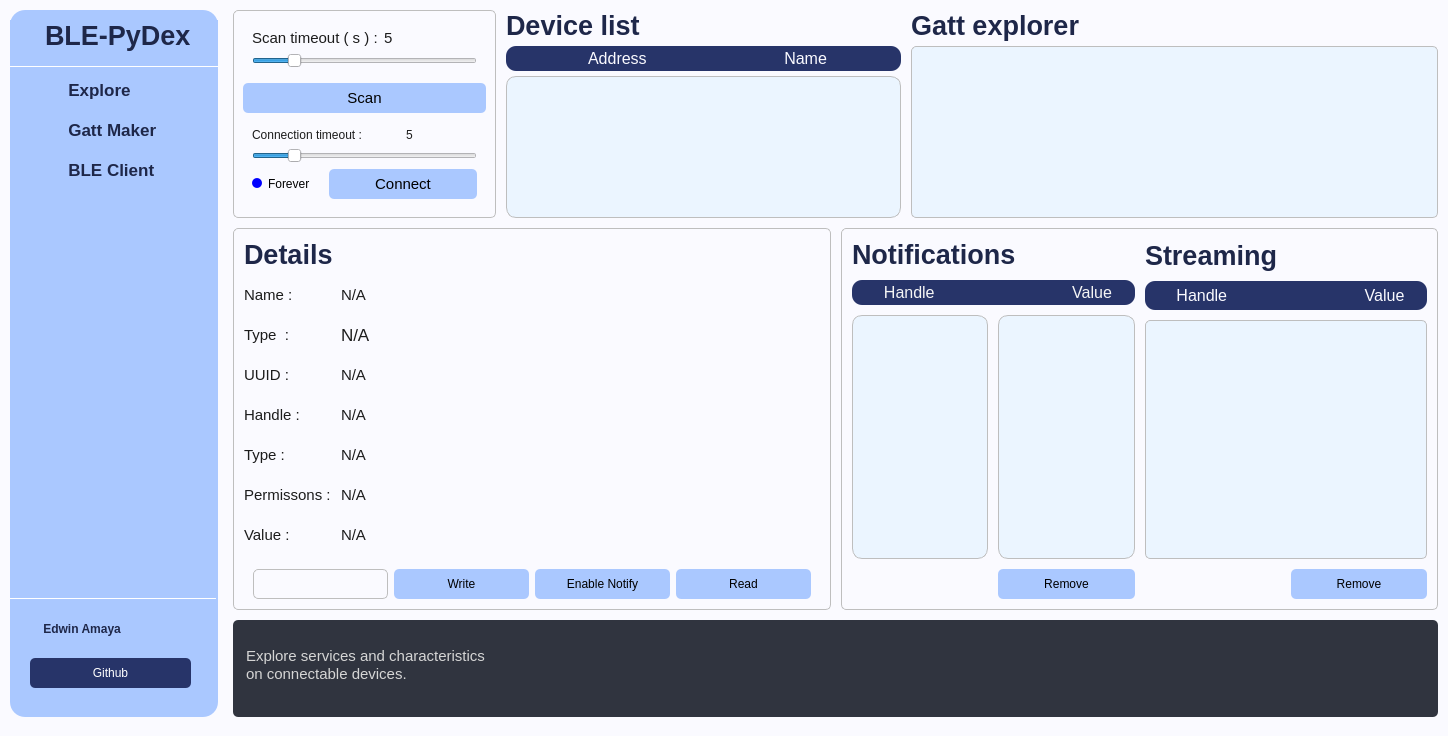
EdwinFairchild/BLE-PyDex, file BLE_GUI.ui: the form before one commit.
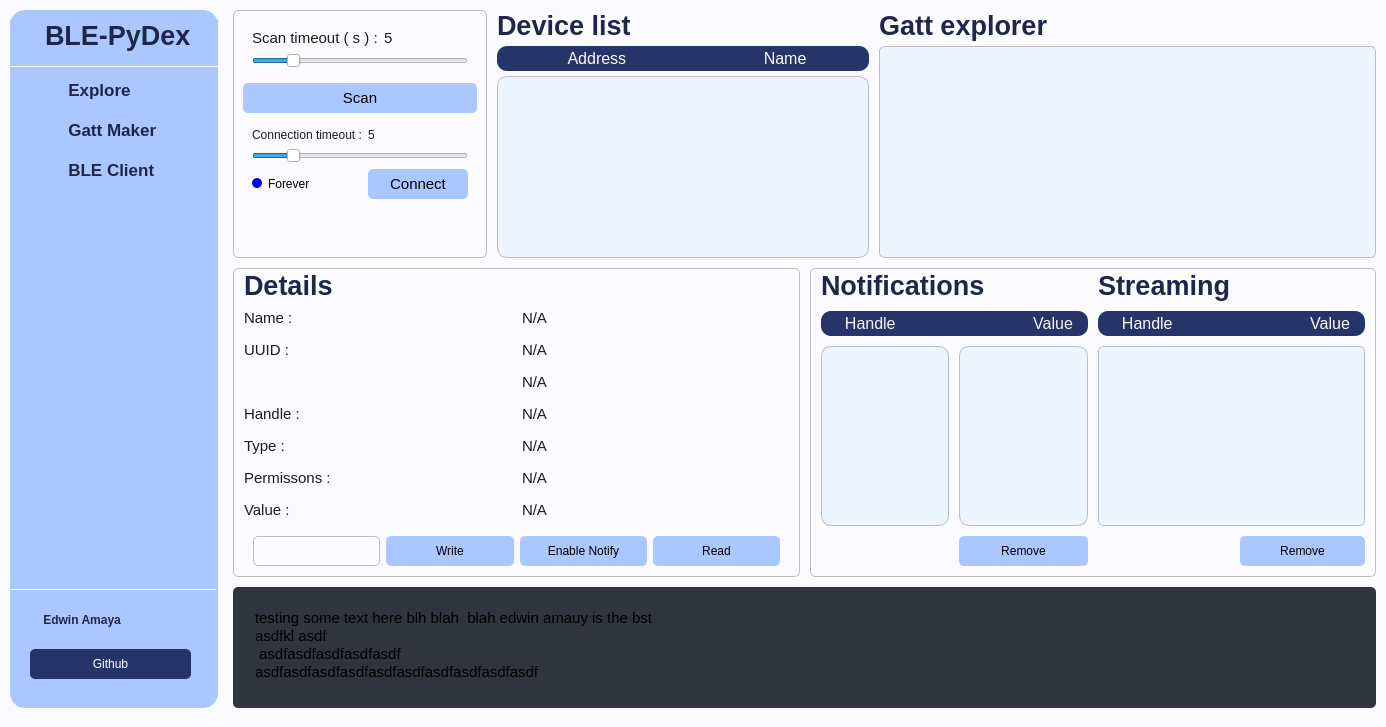
The form after the commit. Custom widgets are drawn as their Qt base class.

Commit message: fixing ble logo color

```diff
--- a/BLE_GUI.ui
+++ b/BLE_GUI.ui
@@ -6,8 +6,8 @@
    <rect>
     <x>0</x>
     <y>0</y>
-    <width>1448</width>
-    <height>736</height>
+    <width>1386</width>
+    <height>727</height>
    </rect>
   </property>
   <property name="sizePolicy">
@@ -736,7 +736,7 @@
                       <property name="frameShadow">
                        <enum>QFrame::Raised</enum>
                       </property>
-                      <layout class="QVBoxLayout" name="verticalLayout_8" stretch="0,0,0">
+                      <layout class="QVBoxLayout" name="verticalLayout_8" stretch="0,0,0,0">
                        <property name="sizeConstraint">
                         <enum>QLayout::SetMinAndMaxSize</enum>
                        </property>
@@ -863,16 +863,6 @@
                           <enum>QFrame::Raised</enum>
                          </property>
                          <layout class="QGridLayout" name="gridLayout_6">
-                          <item row="0" column="0" colspan="2">
-                           <widget class="QLabel" name="label_3">
-                            <property name="styleSheet">
-                             <string notr="true">color: rgb(28, 28, 28);</string>
-                            </property>
-                            <property name="text">
-                             <string>Connection timeout :</string>
-                            </property>
-                           </widget>
-                          </item>
                           <item row="1" column="0" colspan="3">
                            <widget class="QSlider" name="timeoutSlider_3">
                             <property name="styleSheet">
@@ -892,7 +882,7 @@
                             </property>
                            </widget>
                           </item>
-                          <item row="2" column="0">
+                          <item row="3" column="0">
                            <widget class="QCheckBox" name="checkBox">
                             <property name="styleSheet">
                              <string notr="true">color: rgb(28, 28, 28);
@@ -927,11 +917,11 @@
                             </property>
                            </widget>
                           </item>
-                          <item row="2" column="1" colspan="2">
+                          <item row="3" column="1" colspan="2">
                            <widget class="QPushButton" name="btnConnect">
                             <property name="minimumSize">
                              <size>
-                              <width>0</width>
+                              <width>100</width>
                               <height>30</height>
                              </size>
                             </property>
@@ -966,7 +956,17 @@
                             </property>
                            </widget>
                           </item>
-                          <item row="0" column="2">
+                          <item row="0" column="0">
+                           <widget class="QLabel" name="label_3">
+                            <property name="styleSheet">
+                             <string notr="true">color: rgb(28, 28, 28);</string>
+                            </property>
+                            <property name="text">
+                             <string>Connection timeout :</string>
+                            </property>
+                           </widget>
+                          </item>
+                          <item row="0" column="1" colspan="2">
                            <widget class="QLabel" name="lblConnectionTime">
                             <property name="styleSheet">
                              <string notr="true">color: rgb(28, 28, 28);</string>
@@ -979,6 +979,22 @@
                          </layout>
                         </widget>
                        </item>
+                       <item>
+                        <spacer name="verticalSpacer_2">
+                         <property name="orientation">
+                          <enum>Qt::Vertical</enum>
+                         </property>
+                         <property name="sizeType">
+                          <enum>QSizePolicy::MinimumExpanding</enum>
+                         </property>
+                         <property name="sizeHint" stdset="0">
+                          <size>
+                           <width>20</width>
+                           <height>40</height>
+                          </size>
+                         </property>
+                        </spacer>
+                       </item>
                       </layout>
                      </widget>
                     </item>
@@ -1074,7 +1090,7 @@
                          </property>
                          <property name="maximumSize">
                           <size>
-                           <width>550</width>
+                           <width>10000</width>
                            <height>1000</height>
                           </size>
                          </property>
@@ -1252,7 +1268,7 @@
                         <number>10</number>
                        </property>
                        <property name="topMargin">
-                        <number>10</number>
+                        <number>1</number>
                        </property>
                        <property name="rightMargin">
                         <number>10</number>
@@ -1272,7 +1288,7 @@
                          <property name="frameShadow">
                           <enum>QFrame::Raised</enum>
                          </property>
-                         <layout class="QGridLayout" name="gridLayout" rowstretch="1,1,1,1,1,1,1,1,1" columnstretch="0,1" rowminimumheight="0,1,1,1,1,1,1,0,0">
+                         <layout class="QGridLayout" name="gridLayout" rowstretch="1,0,0,0,0,0,0,0,0,0" columnstretch="0,0">
                           <property name="leftMargin">
                            <number>0</number>
                           </property>
@@ -1285,10 +1301,13 @@
                           <property name="bottomMargin">
                            <number>0</number>
                           </property>
-                          <property name="spacing">
+                          <property name="horizontalSpacing">
                            <number>10</number>
                           </property>
-                          <item row="7" column="1">
+                          <property name="verticalSpacing">
+                           <number>2</number>
+                          </property>
+                          <item row="8" column="1">
                            <widget class="QPushButton" name="btnLabelValue">
                             <property name="minimumSize">
                              <size>
@@ -1310,29 +1329,7 @@
                             </property>
                            </widget>
                           </item>
-                          <item row="3" column="1">
-                           <widget class="QPushButton" name="btnLabelUUID">
-                            <property name="minimumSize">
-                             <size>
-                              <width>0</width>
-                              <height>30</height>
-                             </size>
-                            </property>
-                            <property name="font">
-                             <font>
-                              <pointsize>11</pointsize>
-                             </font>
-                            </property>
-                            <property name="styleSheet">
-                             <string notr="true">text-align: left;
-color: rgb(28, 28, 28);</string>
-                            </property>
-                            <property name="text">
-                             <string>N/A</string>
-                            </property>
-                           </widget>
-                          </item>
-                          <item row="6" column="1">
+                          <item row="7" column="1">
                            <widget class="QPushButton" name="btnLabelPermissions">
                             <property name="minimumSize">
                              <size>
@@ -1354,7 +1351,29 @@
                             </property>
                            </widget>
                           </item>
-                          <item row="4" column="0">
+                          <item row="2" column="1">
+                           <widget class="QPushButton" name="btnLabelUUID">
+                            <property name="minimumSize">
+                             <size>
+                              <width>0</width>
+                              <height>30</height>
+                             </size>
+                            </property>
+                            <property name="font">
+                             <font>
+                              <pointsize>11</pointsize>
+                             </font>
+                            </property>
+                            <property name="styleSheet">
+                             <string notr="true">text-align: left;
+color: rgb(28, 28, 28);</string>
+                            </property>
+                            <property name="text">
+                             <string>N/A</string>
+                            </property>
+                           </widget>
+                          </item>
+                          <item row="5" column="0">
                            <widget class="QLabel" name="label_16">
                             <property name="font">
                              <font>
@@ -1369,82 +1388,6 @@
                             </property>
                            </widget>
                           </item>
-                          <item row="5" column="0">
-                           <widget class="QLabel" name="label_24">
-                            <property name="font">
-                             <font>
-                              <pointsize>11</pointsize>
-                             </font>
-                            </property>
-                            <property name="styleSheet">
-                             <string notr="true">color: rgb(28, 28, 28);</string>
-                            </property>
-                            <property name="text">
-                             <string>Type :</string>
-                            </property>
-                           </widget>
-                          </item>
-                          <item row="3" column="0">
-                           <widget class="QLabel" name="label_11">
-                            <property name="font">
-                             <font>
-                              <pointsize>11</pointsize>
-                             </font>
-                            </property>
-                            <property name="styleSheet">
-                             <string notr="true">color: rgb(28, 28, 28);</string>
-                            </property>
-                            <property name="text">
-                             <string>UUID :</string>
-                            </property>
-                           </widget>
-                          </item>
-                          <item row="4" column="1">
-                           <widget class="QPushButton" name="btnLabelHandle">
-                            <property name="minimumSize">
-                             <size>
-                              <width>0</width>
-                              <height>30</height>
-                             </size>
-                            </property>
-                            <property name="font">
-                             <font>
-                              <pointsize>11</pointsize>
-                             </font>
-                            </property>
-                            <property name="styleSheet">
-                             <string notr="true">text-align: left;
-color: rgb(28, 28, 28);</string>
-                            </property>
-                            <property name="text">
-                             <string>N/A</string>
-                            </property>
-                           </widget>
-                          </item>
-                          <item row="0" column="0" colspan="2">
-                           <widget class="QLabel" name="label_8">
-                            <property name="maximumSize">
-                             <size>
-                              <width>16777215</width>
-                              <height>50</height>
-                             </size>
-                            </property>
-                            <property name="font">
-                             <font>
-                              <pointsize>20</pointsize>
-                              <weight>75</weight>
-                              <bold>true</bold>
-                             </font>
-                            </property>
-                            <property name="styleSheet">
-                             <string notr="true">color: rgb(30, 39, 73);
-border: 0px solid gray;</string>
-                            </property>
-                            <property name="text">
-                             <string>Details</string>
-                            </property>
-                           </widget>
-                          </item>
                           <item row="1" column="1">
                            <widget class="QPushButton" name="btnLabelName">
                             <property name="minimumSize">
@@ -1469,98 +1412,7 @@
                             </property>
                            </widget>
                           </item>
-                          <item row="2" column="0">
-                           <widget class="QLabel" name="label">
-                            <property name="font">
-                             <font>
-                              <pointsize>11</pointsize>
-                             </font>
-                            </property>
-                            <property name="styleSheet">
-                             <string notr="true">color: rgb(28, 28, 28);</string>
-                            </property>
-                            <property name="text">
-                             <string>Type  :</string>
-                            </property>
-                           </widget>
-                          </item>
                           <item row="7" column="0">
-                           <widget class="QLabel" name="label_17">
-                            <property name="font">
-                             <font>
-                              <pointsize>11</pointsize>
-                             </font>
-                            </property>
-                            <property name="styleSheet">
-                             <string notr="true">color: rgb(28, 28, 28);</string>
-                            </property>
-                            <property name="text">
-                             <string>Value :</string>
-                            </property>
-                           </widget>
-                          </item>
-                          <item row="1" column="0">
-                           <widget class="QLabel" name="label_7">
-                            <property name="font">
-                             <font>
-                              <pointsize>11</pointsize>
-                             </font>
-                            </property>
-                            <property name="styleSheet">
-                             <string notr="true">color: rgb(28, 28, 28);</string>
-                            </property>
-                            <property name="text">
-                             <string>Name :</string>
-                            </property>
-                           </widget>
-                          </item>
-                          <item row="5" column="1">
-                           <widget class="QPushButton" name="pushButton">
-                            <property name="minimumSize">
-                             <size>
-                              <width>0</width>
-                              <height>30</height>
-                             </size>
-                            </property>
-                            <property name="font">
-                             <font>
-                              <pointsize>11</pointsize>
-                             </font>
-                            </property>
-                            <property name="styleSheet">
-                             <string notr="true">text-align: left;
-color: rgb(28, 28, 28);</string>
-                            </property>
-                            <property name="text">
-                             <string>N/A</string>
-                            </property>
-                           </widget>
-                          </item>
-                          <item row="2" column="1">
-                           <widget class="QPushButton" name="btnLabelType">
-                            <property name="minimumSize">
-                             <size>
-                              <width>0</width>
-                              <height>30</height>
-                             </size>
-                            </property>
-                            <property name="font">
-                             <font>
-                              <pointsize>13</pointsize>
-                             </font>
-                            </property>
-                            <property name="styleSheet">
-                             <string notr="true">text-align: left;
-color: rgb(28, 28, 28);
-padding-top: 0px;
-</string>
-                            </property>
-                            <property name="text">
-                             <string>N/A</string>
-                            </property>
-                           </widget>
-                          </item>
-                          <item row="6" column="0">
                            <widget class="QLabel" name="label_12">
                             <property name="font">
                              <font>
@@ -1575,7 +1427,31 @@
                             </property>
                            </widget>
                           </item>
-                          <item row="8" column="0" colspan="2">
+                          <item row="0" column="0" colspan="2">
+                           <widget class="QLabel" name="label_8">
+                            <property name="maximumSize">
+                             <size>
+                              <width>16777215</width>
+                              <height>50</height>
+                             </size>
+                            </property>
+                            <property name="font">
+                             <font>
+                              <pointsize>20</pointsize>
+                              <weight>75</weight>
+                              <bold>true</bold>
+                             </font>
+                            </property>
+                            <property name="styleSheet">
+                             <string notr="true">color: rgb(30, 39, 73);
+border: 0px solid gray;</string>
+                            </property>
+                            <property name="text">
+                             <string>Details</string>
+                            </property>
+                           </widget>
+                          </item>
+                          <item row="9" column="0" colspan="2">
                            <widget class="QFrame" name="frame">
                             <property name="styleSheet">
                              <string notr="true">border: 0px solid gray;
@@ -1730,6 +1606,134 @@
                             </layout>
                            </widget>
                           </item>
+                          <item row="8" column="0">
+                           <widget class="QLabel" name="label_17">
+                            <property name="font">
+                             <font>
+                              <pointsize>11</pointsize>
+                             </font>
+                            </property>
+                            <property name="styleSheet">
+                             <string notr="true">color: rgb(28, 28, 28);</string>
+                            </property>
+                            <property name="text">
+                             <string>Value :</string>
+                            </property>
+                           </widget>
+                          </item>
+                          <item row="6" column="0">
+                           <widget class="QLabel" name="label_24">
+                            <property name="font">
+                             <font>
+                              <pointsize>11</pointsize>
+                             </font>
+                            </property>
+                            <property name="styleSheet">
+                             <string notr="true">color: rgb(28, 28, 28);</string>
+                            </property>
+                            <property name="text">
+                             <string>Type :</string>
+                            </property>
+                           </widget>
+                          </item>
+                          <item row="1" column="0">
+                           <widget class="QLabel" name="label_7">
+                            <property name="font">
+                             <font>
+                              <pointsize>11</pointsize>
+                             </font>
+                            </property>
+                            <property name="styleSheet">
+                             <string notr="true">color: rgb(28, 28, 28);</string>
+                            </property>
+                            <property name="text">
+                             <string>Name :</string>
+                            </property>
+                           </widget>
+                          </item>
+                          <item row="5" column="1">
+                           <widget class="QPushButton" name="btnLabelHandle">
+                            <property name="minimumSize">
+                             <size>
+                              <width>0</width>
+                              <height>30</height>
+                             </size>
+                            </property>
+                            <property name="font">
+                             <font>
+                              <pointsize>11</pointsize>
+                             </font>
+                            </property>
+                            <property name="styleSheet">
+                             <string notr="true">text-align: left;
+color: rgb(28, 28, 28);</string>
+                            </property>
+                            <property name="text">
+                             <string>N/A</string>
+                            </property>
+                           </widget>
+                          </item>
+                          <item row="2" column="0">
+                           <widget class="QLabel" name="label_11">
+                            <property name="font">
+                             <font>
+                              <pointsize>11</pointsize>
+                             </font>
+                            </property>
+                            <property name="styleSheet">
+                             <string notr="true">color: rgb(28, 28, 28);</string>
+                            </property>
+                            <property name="text">
+                             <string>UUID :</string>
+                            </property>
+                           </widget>
+                          </item>
+                          <item row="3" column="1">
+                           <widget class="QPushButton" name="btnLabelUUID_name">
+                            <property name="minimumSize">
+                             <size>
+                              <width>0</width>
+                              <height>30</height>
+                             </size>
+                            </property>
+                            <property name="font">
+                             <font>
+                              <pointsize>11</pointsize>
+                             </font>
+                            </property>
+                            <property name="styleSheet">
+                             <string notr="true">text-align: left;
+color: rgb(28, 28, 28);</string>
+                            </property>
+                            <property name="text">
+                             <string>N/A</string>
+                            </property>
+                           </widget>
+                          </item>
+                          <item row="6" column="1">
+                           <widget class="QPushButton" name="btnLabelType">
+                            <property name="minimumSize">
+                             <size>
+                              <width>0</width>
+                              <height>30</height>
+                             </size>
+                            </property>
+                            <property name="font">
+                             <font>
+                              <pointsize>11</pointsize>
+                             </font>
+                            </property>
+                            <property name="styleSheet">
+                             <string notr="true">text-align: left;
+color: rgb(28, 28, 28);
+padding-top: 0px;
+</string>
+                            </property>
+                            <property name="text">
+                             <string>N/A</string>
+                            </property>
+                           </widget>
+                          </item>
                          </layout>
                         </widget>
                        </item>
@@ -1759,7 +1763,7 @@
                         <number>10</number>
                        </property>
                        <property name="topMargin">
-                        <number>10</number>
+                        <number>1</number>
                        </property>
                        <property name="rightMargin">
                         <number>10</number>
@@ -2105,30 +2109,43 @@
                    <property name="frameShadow">
                     <enum>QFrame::Raised</enum>
                    </property>
-                   <layout class="QHBoxLayout" name="horizontalLayout_11" stretch="2,1,0">
+                   <layout class="QHBoxLayout" name="horizontalLayout_11" stretch="0,1,0">
                     <item>
-                     <widget class="QTextBrowser" name="textBrowser_2">
-                      <property name="maximumSize">
+                     <widget class="QFrame" name="frame_4">
+                      <property name="minimumSize">
                        <size>
-                        <width>16777215</width>
-                        <height>50</height>
+                        <width>400</width>
+                        <height>0</height>
                        </size>
                       </property>
-                      <property name="styleSheet">
-                       <string notr="true">border:none;
-color: rgb(231, 231, 231);</string>
+                      <property name="frameShape">
+                       <enum>QFrame::StyledPanel</enum>
                       </property>
-                      <property name="verticalScrollBarPolicy">
-                       <enum>Qt::ScrollBarAlwaysOff</enum>
+                      <property name="frameShadow">
+                       <enum>QFrame::Raised</enum>
                       </property>
-                      <property name="html">
-                       <string>&lt;!DOCTYPE HTML PUBLIC &quot;-//W3C//DTD HTML 4.0//EN&quot; &quot;http://www.w3.org/TR/REC-html40/strict.dtd&quot;&gt;
+                      <layout class="QVBoxLayout" name="verticalLayout_7">
+                       <item>
+                        <widget class="QTextEdit" name="console">
+                         <property name="minimumSize">
+                          <size>
+                           <width>700</width>
+                           <height>0</height>
+                          </size>
+                         </property>
+                         <property name="html">
+                          <string>&lt;!DOCTYPE HTML PUBLIC &quot;-//W3C//DTD HTML 4.0//EN&quot; &quot;http://www.w3.org/TR/REC-html40/strict.dtd&quot;&gt;
 &lt;html&gt;&lt;head&gt;&lt;meta name=&quot;qrichtext&quot; content=&quot;1&quot; /&gt;&lt;style type=&quot;text/css&quot;&gt;
 p, li { white-space: pre-wrap; }
 &lt;/style&gt;&lt;/head&gt;&lt;body style=&quot; font-family:'Ubuntu'; font-size:11pt; font-weight:400; font-style:normal;&quot;&gt;
-&lt;p align=&quot;justify&quot; style=&quot; margin-top:0px; margin-bottom:0px; margin-left:0px; margin-right:0px; -qt-block-indent:0; text-indent:0px;&quot;&gt;&lt;span style=&quot; color:#d5d5d5;&quot;&gt;Explore services and characteristics&lt;/span&gt;&lt;/p&gt;
-&lt;p align=&quot;justify&quot; style=&quot; margin-top:0px; margin-bottom:0px; margin-left:0px; margin-right:0px; -qt-block-indent:0; text-indent:0px;&quot;&gt;&lt;span style=&quot; color:#d5d5d5;&quot;&gt;on connectable devices.&lt;/span&gt;&lt;/p&gt;&lt;/body&gt;&lt;/html&gt;</string>
-                      </property>
+&lt;p style=&quot; margin-top:0px; margin-bottom:0px; margin-left:0px; margin-right:0px; -qt-block-indent:0; text-indent:0px;&quot;&gt;testing some text here blh blah  blah edwin amauy is the bst&lt;/p&gt;
+&lt;p style=&quot; margin-top:0px; margin-bottom:0px; margin-left:0px; margin-right:0px; -qt-block-indent:0; text-indent:0px;&quot;&gt;asdfkl asdf&lt;/p&gt;
+&lt;p style=&quot; margin-top:0px; margin-bottom:0px; margin-left:0px; margin-right:0px; -qt-block-indent:0; text-indent:0px;&quot;&gt; asdfasdfasdfasdfasdf&lt;/p&gt;
+&lt;p style=&quot; margin-top:0px; margin-bottom:0px; margin-left:0px; margin-right:0px; -qt-block-indent:0; text-indent:0px;&quot;&gt;asdfasdfasdfasdfasdfasdfasdfasdfasdfasdf&lt;/p&gt;&lt;/body&gt;&lt;/html&gt;</string>
+                         </property>
+                        </widget>
+                       </item>
+                      </layout>
                      </widget>
                     </item>
                     <item>
```
The commit also changes 4 other files.
